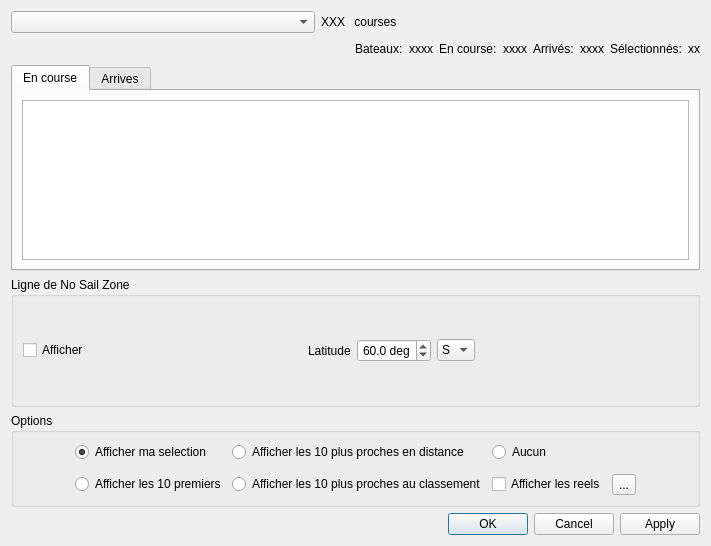
First picture: the form in src/Ui/race_dialog.ui, repository nohal/qtVlm, before the edit.
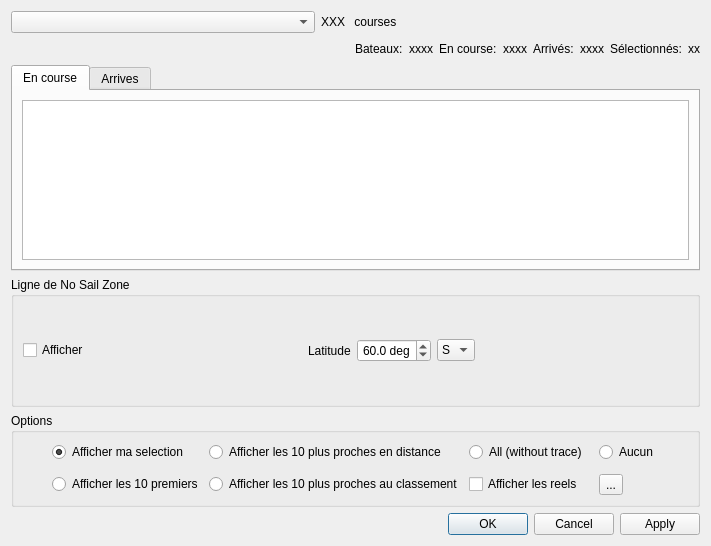
Second picture: the form after the edit.

```diff
--- a/src/Ui/race_dialog.ui
+++ b/src/Ui/race_dialog.ui
@@ -296,13 +296,6 @@
         </property>
        </widget>
       </item>
-      <item row="0" column="3">
-       <widget class="QRadioButton" name="buttonNone">
-        <property name="text">
-         <string>Aucun</string>
-        </property>
-       </widget>
-      </item>
       <item row="2" column="1">
        <widget class="QRadioButton" name="button10First">
         <property name="text">
@@ -363,6 +356,20 @@
         </property>
        </spacer>
       </item>
+      <item row="0" column="5">
+       <widget class="QRadioButton" name="buttonNone">
+        <property name="text">
+         <string>Aucun</string>
+        </property>
+       </widget>
+      </item>
+      <item row="0" column="3">
+       <widget class="QRadioButton" name="buttonAll">
+        <property name="text">
+         <string>All (without trace)</string>
+        </property>
+       </widget>
+      </item>
      </layout>
     </widget>
    </item>
```
Left out of the diff: 71 changed lines with no effect on the pictures.
